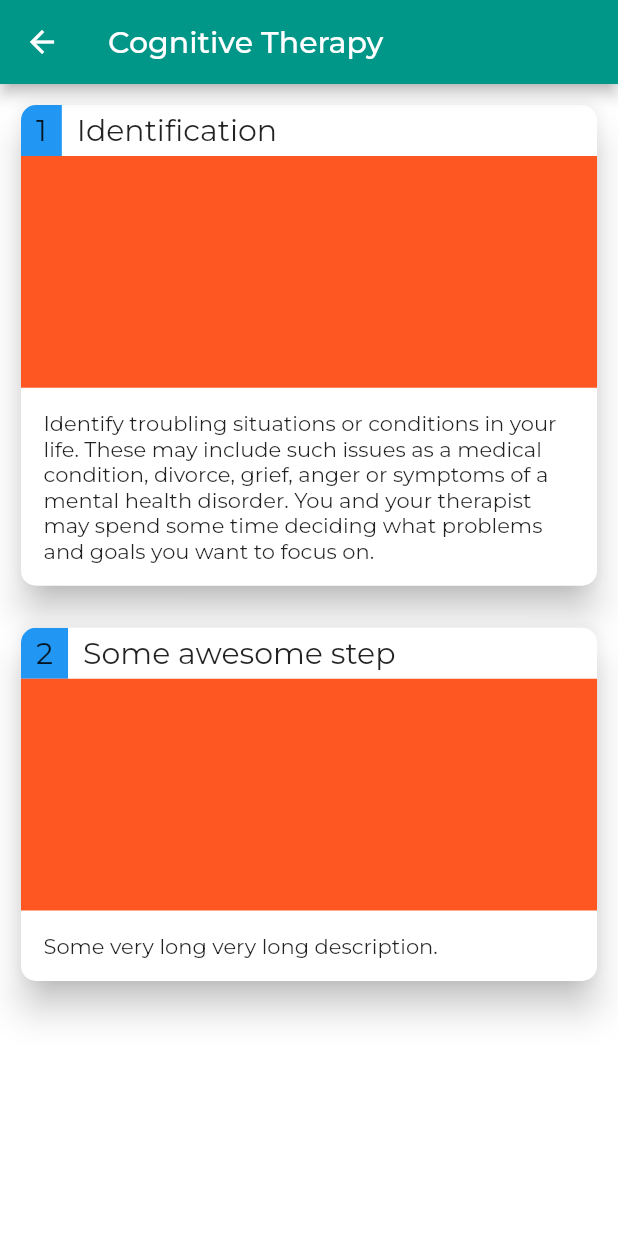
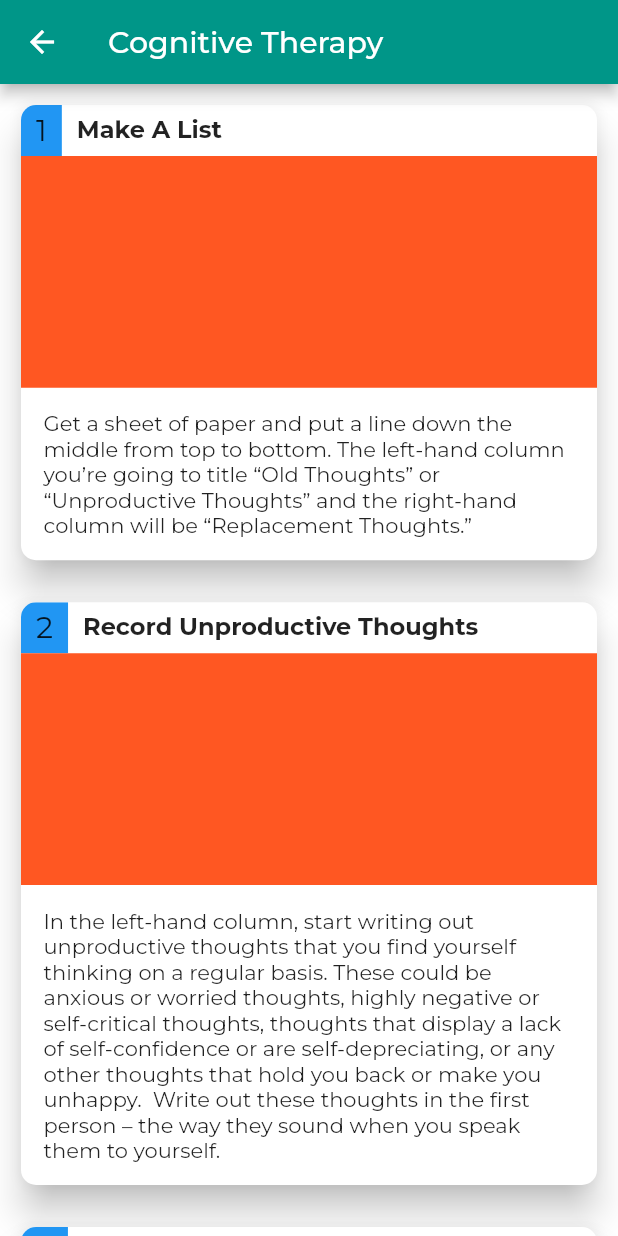
Before and after one commit to SIH-Team-Epione/Flutter-app-Epione, a Flutter app: the CBTScreen screen opened by its route, on a phone screen of 412 x 824 dp. Run offline on Flutter 3.47's test engine with Material 2 defaults, Android fonts, the phone set to English and light mode, and no system bars; our stand-ins replace flutter_svg, get, google_fonts; missing offline and left inert: flutter_email_sender, maps_launcher; project files that could hold a hidden picture were left out.

Commit message:
CBT Steps added.

```diff
--- a/lib/models/CbtSteps.dart
+++ b/lib/models/CbtSteps.dart
@@ -7,8 +7,9 @@ class CBT {
 }
 
 List cbtSteps = [
-  CBT("Identification", "https://i.im.ge/2022/07/21/Fd4WTX.jpg",
-      "Identify troubling situations or conditions in your life. These may include such issues as a medical condition, divorce, grief, anger or symptoms of a mental health disorder. You and your therapist may spend some time deciding what problems and goals you want to focus on."),
-  CBT("Some awesome step", "https://i.im.ge/2022/07/21/Fd4WTX.jpg",
-      "Some very long very long description.")
+  CBT("Make A List", "", "Get a sheet of paper and put a line down the middle from top to bottom. The left-hand column you’re going to title “Old Thoughts” or “Unproductive Thoughts” and the right-hand column will be “Replacement Thoughts.”"),
+  CBT("Record Unproductive Thoughts", "", "In the left-hand column, start writing out unproductive thoughts that you find yourself thinking on a regular basis. These could be anxious or worried thoughts, highly negative or self-critical thoughts, thoughts that display a lack of self-confidence or are self-depreciating, or any other thoughts that hold you back or make you unhappy.  Write out these thoughts in the first person – the way they sound when you speak them to yourself."),
+  CBT("Create Replacement Thoughts", "", "Now, in the right-hand column, you’re going to create a replacement thought for each unproductive thought you wrote down. When crafting your replacement thoughts there’s a few different ways to approach the process. First, you can try just writing the opposite of your negative thought – though this alone is almost always too simplistic. Another way to approach it is to ask yourself, “If my unproductive thought is a lie or is untrue in some way, then what is the truth?” Or, in less dichotomous language, if my unproductive thought is only partly true or incomplete, then what could I tell myself that would be more accurate or convey a more complete and realistic picture of my situation. The replacement thought should be more productive, constructive, and self-affirming than the original thought. Be sure that your replacement thoughts don’t consist of you lying to yourself and telling yourself that everything will be okay if that’s not necessarily true. This isn’t about self-deception. This is about coaching yourself through a difficult situation or emotional reaction in a way that focuses on the positive and affirms your ability to affect change within yourself and in the world around you."),
+  CBT("Read Your List Often", "", "Start reading through your list of replacement thoughts at least twice a day. I usually recommend that clients read their lists first thing in the morning upon getting out of bed and last thing at night before jumping into bed. Over time, you will start memorizing the wording and content of your replacement thoughts, so that you can use them throughout each day."),
+  CBT("Notice And Replace", "", "As you go through your day, notice when you think one of your unproductive thoughts and stop yourself.  Take a moment to reject that old way of thinking – you might envision yourself throwing that thought away in the trash. Then, speak the corresponding replacement thought to yourself and let it sink in. Don’t worry if thinking that new thought didn’t change how you feel; that will come with time. The trick to cognitive restructuring is consistency and perseverance. In the beginning, you may have to reject and replace thoughts many, many times a day. But, at some point, instead of thinking the old thoughts you will find yourself automatically thinking the replacement thoughts – and this is when you’ll know your hard work is paying off!"),
 ];
--- a/lib/screens/cbt_screen.dart
+++ b/lib/screens/cbt_screen.dart
@@ -24,7 +24,7 @@ class _CBTScreenState
           padding: EdgeInsets.symmetric(horizontal: 10.0, vertical: 10.0),
           child: _buildCBTRow(index, context),
         ),
-        itemCount: 2,
+        itemCount: cbtSteps.length,
       ),
     );
   }
@@ -57,7 +57,8 @@ Widget _buildCBTRow(int index, BuildContext context) {
                 child: Text(
                   cbtSteps[index].headline,
                   style: TextStyle(
-                    fontSize: 20.0,
+                    fontSize: 16.0,
+                    fontWeight: FontWeight.bold
                   ),
                 ),
               )
```
